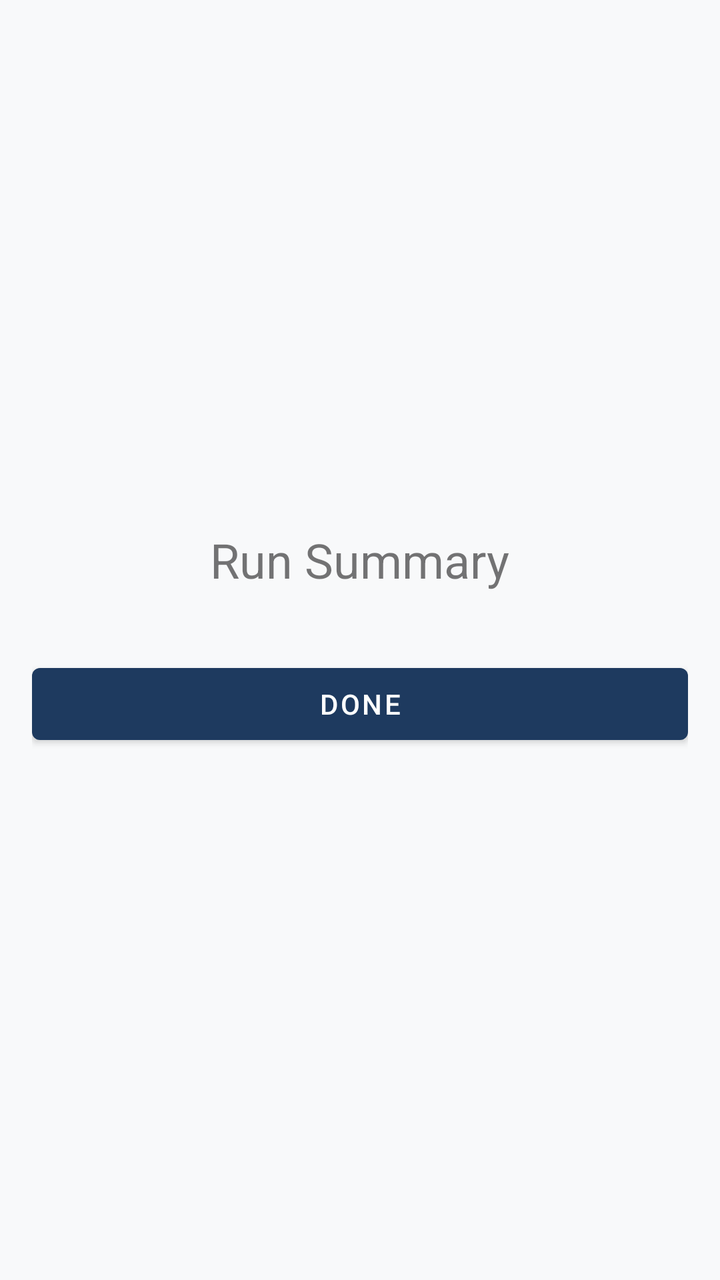
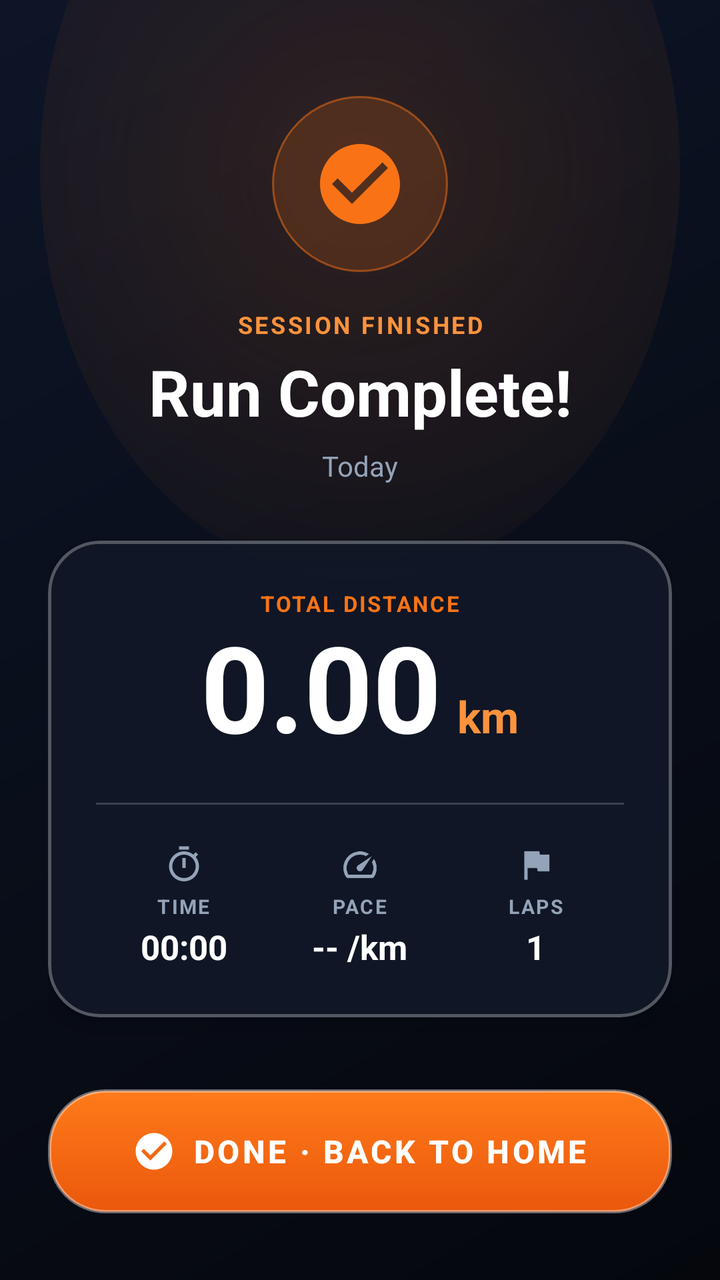

Two renders of the same Android screen: before a commit and after it. Below are the layout's source before the change and the commit's diff.
<!-- AndroidManifest.xml: application theme Theme.ShameTracker -->
<!-- res/layout/fragment_session_summary.xml -->
<?xml version="1.0" encoding="utf-8"?>
<LinearLayout xmlns:android="http://schemas.android.com/apk/res/android"
    android:layout_width="match_parent"
    android:layout_height="match_parent"
    android:orientation="vertical"
    android:padding="16dp"
    android:gravity="center">
    <TextView android:layout_width="wrap_content" android:layout_height="wrap_content" android:text="Run Summary" android:textSize="24sp"/>
    <Button android:id="@+id/btnDone" android:layout_width="match_parent" android:layout_height="wrap_content" android:text="Done" android:layout_marginTop="32dp"/>
</LinearLayout>
<!-- resources referenced by this layout -->
<resources>
  <style name="Theme.ShameTracker" parent="Theme.MaterialComponents.DayNight.NoActionBar">
          <item name="colorPrimary">@color/primary</item>
          <item name="colorPrimaryVariant">@color/primary_variant</item>
          <item name="colorOnPrimary">@color/on_primary</item>
          <item name="colorSecondary">@color/accent</item>
          <item name="colorSecondaryVariant">@color/accent_light</item>
          <item name="android:colorBackground">@color/background</item>
          <item name="colorSurface">@color/surface</item>
          <item name="colorOnSurface">@color/on_surface</item>
          <item name="android:windowBackground">@color/background</item>
          <item name="android:statusBarColor">@color/primary</item>
          <item name="android:navigationBarColor">@color/surface</item>
      </style>
  <color name="primary">#1E3A5F</color>
  <color name="primary_variant">#16304F</color>
  <color name="accent_light">#FED7AA</color>
  <color name="background">#F8F9FA</color>
  <color name="surface">#FFFFFF</color>
  <color name="on_surface">#1A1A2E</color>
  <!-- unchanged entries left out for length: 2 -->
</resources>

<!-- the commit's change to res/layout/fragment_session_summary.xml (unified diff, before → after) -->
@@ -1,10 +1,288 @@
 <?xml version="1.0" encoding="utf-8"?>
-<LinearLayout xmlns:android="http://schemas.android.com/apk/res/android"
+<androidx.core.widget.NestedScrollView
+    xmlns:android="http://schemas.android.com/apk/res/android"
+    xmlns:app="http://schemas.android.com/apk/res-auto"
+    xmlns:tools="http://schemas.android.com/tools"
     android:layout_width="match_parent"
     android:layout_height="match_parent"
-    android:orientation="vertical"
-    android:padding="16dp"
-    android:gravity="center">
-    <TextView android:layout_width="wrap_content" android:layout_height="wrap_content" android:text="Run Summary" android:textSize="24sp"/>
-    <Button android:id="@+id/btnDone" android:layout_width="match_parent" android:layout_height="wrap_content" android:text="Done" android:layout_marginTop="32dp"/>
-</LinearLayout>
+    android:background="@drawable/bg_home_atmosphere"
+    android:fillViewport="true">
+
+    <androidx.constraintlayout.widget.ConstraintLayout
+        android:layout_width="match_parent"
+        android:layout_height="wrap_content"
+        android:paddingHorizontal="24dp"
+        android:paddingTop="48dp"
+        android:paddingBottom="36dp">
+
+        
+        <FrameLayout
+            android:id="@+id/iconBadgeLayout"
+            android:layout_width="88dp"
+            android:layout_height="88dp"
+            android:background="@drawable/bg_glass_chip_accent"
+            app:layout_constraintTop_toTopOf="parent"
+            app:layout_constraintStart_toStartOf="parent"
+            app:layout_constraintEnd_toEndOf="parent">
+
+            <ImageView
+                android:layout_width="48dp"
+                android:layout_height="48dp"
+                android:layout_gravity="center"
+                android:src="@drawable/ic_check_circle"
+                app:tint="@color/accent"
+                android:contentDescription="@null" />
+        </FrameLayout>
+
+        
+        <TextView
+            android:id="@+id/tvSummarySubtitle"
+            android:layout_width="wrap_content"
+            android:layout_height="wrap_content"
+            android:layout_marginTop="18dp"
+            android:text="SESSION FINISHED"
+            android:textSize="12sp"
+            android:textStyle="bold"
+            android:letterSpacing="0.1"
+            android:textColor="@color/accent_light"
+            app:layout_constraintTop_toBottomOf="@id/iconBadgeLayout"
+            app:layout_constraintStart_toStartOf="parent"
+            app:layout_constraintEnd_toEndOf="parent" />
+
+        <TextView
+            android:id="@+id/tvSummaryTitle"
+            android:layout_width="wrap_content"
+            android:layout_height="wrap_content"
+            android:layout_marginTop="4dp"
+            android:text="Run Complete!"
+            android:textSize="32sp"
+            android:textStyle="bold"
+            android:textColor="#FFFFFF"
+            app:layout_constraintTop_toBottomOf="@id/tvSummarySubtitle"
+            app:layout_constraintStart_toStartOf="parent"
+            app:layout_constraintEnd_toEndOf="parent" />
+
+        <TextView
+            android:id="@+id/tvSummaryDate"
+            android:layout_width="wrap_content"
+            android:layout_height="wrap_content"
+            android:layout_marginTop="6dp"
+            android:text="Today"
+            android:textSize="14sp"
+            android:textColor="@color/on_surface_medium"
+            app:layout_constraintTop_toBottomOf="@id/tvSummaryTitle"
+            app:layout_constraintStart_toStartOf="parent"
+            app:layout_constraintEnd_toEndOf="parent" />
+
+        
+        <com.google.android.material.card.MaterialCardView
+            android:id="@+id/cardSummaryDetails"
+            android:layout_width="match_parent"
+            android:layout_height="wrap_content"
+            android:layout_marginTop="28dp"
+            app:cardCornerRadius="26dp"
+            app:cardElevation="6dp"
+            app:cardBackgroundColor="@color/glass_card_surface"
+            app:strokeColor="@color/glass_border_prominent"
+            app:strokeWidth="1.5dp"
+            app:layout_constraintTop_toBottomOf="@id/tvSummaryDate"
+            app:layout_constraintStart_toStartOf="parent"
+            app:layout_constraintEnd_toEndOf="parent">
+
+            <LinearLayout
+                android:layout_width="match_parent"
+                android:layout_height="wrap_content"
+                android:orientation="vertical"
+                android:padding="24dp"
+                android:gravity="center_horizontal">
+
+                
+                <TextView
+                    android:layout_width="wrap_content"
+                    android:layout_height="wrap_content"
+                    android:text="TOTAL DISTANCE"
+                    android:textSize="11sp"
+                    android:textStyle="bold"
+                    android:letterSpacing="0.08"
+                    android:textColor="@color/accent" />
+
+                <LinearLayout
+                    android:layout_width="wrap_content"
+                    android:layout_height="wrap_content"
+                    android:orientation="horizontal"
+                    android:gravity="bottom"
+                    android:baselineAligned="true"
+                    android:layout_marginTop="2dp"
+                    android:layout_marginBottom="20dp">
+
+                    <TextView
+                        android:id="@+id/tvSummaryDistance"
+                        android:layout_width="wrap_content"
+                        android:layout_height="wrap_content"
+                        android:text="0.00"
+                        android:textSize="60sp"
+                        android:textStyle="bold"
+                        android:textColor="#FFFFFF"
+                        android:includeFontPadding="false" />
+
+                    <TextView
+                        android:layout_width="wrap_content"
+                        android:layout_height="wrap_content"
+                        android:layout_marginStart="8dp"
+                        android:text="km"
+                        android:textSize="22sp"
+                        android:textStyle="bold"
+                        android:textColor="@color/accent_light" />
+                </LinearLayout>
+
+                
+                <View
+                    android:layout_width="match_parent"
+                    android:layout_height="1dp"
+                    android:background="@color/glass_border"
+                    android:layout_marginBottom="20dp" />
+
+                
+                <LinearLayout
+                    android:layout_width="match_parent"
+                    android:layout_height="wrap_content"
+                    android:orientation="horizontal"
+                    android:baselineAligned="false"
+                    android:weightSum="3">
+
+                    
+                    <LinearLayout
+                        android:layout_width="0dp"
+                        android:layout_height="wrap_content"
+                        android:layout_weight="1"
+                        android:orientation="vertical"
+                        android:gravity="center">
+
+                        <ImageView
+                            android:layout_width="20dp"
+                            android:layout_height="20dp"
+                            android:src="@drawable/ic_timer"
+                            app:tint="@color/on_surface_medium"
+                            android:contentDescription="@null"
+                            android:layout_marginBottom="4dp" />
+
+                        <TextView
+                            android:layout_width="wrap_content"
+                            android:layout_height="wrap_content"
+                            android:text="TIME"
+                            android:textSize="10sp"
+                            android:textStyle="bold"
+                            android:letterSpacing="0.08"
+                            android:textColor="@color/on_surface_medium" />
+
+                        <TextView
+                            android:id="@+id/tvSummaryDuration"
+                            android:layout_width="wrap_content"
+                            android:layout_height="wrap_content"
+                            android:text="00:00"
+                            android:textSize="17sp"
+                            android:textStyle="bold"
+                            android:textColor="#FFFFFF"
+                            android:layout_marginTop="2dp" />
+                    </LinearLayout>
+
+                    
+                    <LinearLayout
+                        android:layout_width="0dp"
+                        android:layout_height="wrap_content"
+                        android:layout_weight="1"
+                        android:orientation="vertical"
+                        android:gravity="center">
+
+                        <ImageView
+                            android:layout_width="20dp"
+                            android:layout_height="20dp"
+                            android:src="@drawable/ic_speed"
+                            app:tint="@color/on_surface_medium"
+                            android:contentDescription="@null"
+                            android:layout_marginBottom="4dp" />
+
+                        <TextView
+                            android:layout_width="wrap_content"
+                            android:layout_height="wrap_content"
+                            android:text="PACE"
+                            android:textSize="10sp"
+                            android:textStyle="bold"
+                            android:letterSpacing="0.08"
+                            android:textColor="@color/on_surface_medium" />
+
+                        <TextView
+                            android:id="@+id/tvSummaryPace"
+                            android:layout_width="wrap_content"
+                            android:layout_height="wrap_content"
+                            android:text="-- /km"
+                            android:textSize="17sp"
+                            android:textStyle="bold"
+                            android:textColor="#FFFFFF"
+                            android:layout_marginTop="2dp" />
+                    </LinearLayout>
+
+                    
+                    <LinearLayout
+                        android:layout_width="0dp"
+                        android:layout_height="wrap_content"
+                        android:layout_weight="1"
+                        android:orientation="vertical"
+                        android:gravity="center">
+
+                        <ImageView
+                            android:layout_width="20dp"
+                            android:layout_height="20dp"
+                            android:src="@drawable/ic_flag"
+                            app:tint="@color/on_surface_medium"
+                            android:contentDescription="@null"
+                            android:layout_marginBottom="4dp" />
+
+                        <TextView
+                            android:layout_width="wrap_content"
+                            android:layout_height="wrap_content"
+                            android:text="LAPS"
+                            android:textSize="10sp"
+                            android:textStyle="bold"
+                            android:letterSpacing="0.08"
+                            android:textColor="@color/on_surface_medium" />
+
+                        <TextView
+                            android:id="@+id/tvSummaryLaps"
+                            android:layout_width="wrap_content"
+                            android:layout_height="wrap_content"
+                            android:text="1"
+                            android:textSize="17sp"
+                            android:textStyle="bold"
+                            android:textColor="#FFFFFF"
+                            android:layout_marginTop="2dp" />
+                    </LinearLayout>
+
+                </LinearLayout>
+
+            </LinearLayout>
+        </com.google.android.material.card.MaterialCardView>
+
+        
+        <com.google.android.material.button.MaterialButton
+            android:id="@+id/btnDone"
+            android:layout_width="match_parent"
+            android:layout_height="62dp"
+            android:layout_marginTop="36dp"
+            android:text="Done · Back to Home"
+            android:textSize="16sp"
+            android:textStyle="bold"
+            android:textColor="#FFFFFF"
+            android:background="@drawable/bg_button_primary_accent"
+            app:backgroundTint="@null"
+            app:icon="@drawable/ic_check_circle"
+            app:iconTint="#FFFFFF"
+            app:iconSize="22dp"
+            app:iconGravity="textStart"
+            android:elevation="6dp"
+            app:layout_constraintTop_toBottomOf="@id/cardSummaryDetails"
+            app:layout_constraintStart_toStartOf="parent"
+            app:layout_constraintEnd_toEndOf="parent" />
+
+    </androidx.constraintlayout.widget.ConstraintLayout>
+</androidx.core.widget.NestedScrollView>
<!-- resource entries referenced after the edit -->
@@ -9,16 +9,130 @@
           <item name="android:colorBackground">@color/background</item>
           <item name="colorSurface">@color/surface</item>
           <item name="colorOnSurface">@color/on_surface</item>
-          <item name="android:windowBackground">@color/background</item>
-          <item name="android:statusBarColor">@color/primary</item>
-          <item name="android:navigationBarColor">@color/surface</item>
+          <item name="android:windowBackground">@drawable/bg_dark_canvas</item>
+          <item name="android:statusBarColor">#0D1527</item>
+          <item name="android:navigationBarColor">#05070D</item>
+          <item name="android:textColor">@color/on_surface</item>
+          <item name="android:textColorSecondary">@color/on_surface_medium</item>
       </style>
-  <color name="primary">#1E3A5F</color>
-  <color name="primary_variant">#16304F</color>
-  <color name="accent_light">#FED7AA</color>
-  <color name="background">#F8F9FA</color>
-  <color name="surface">#FFFFFF</color>
-  <color name="on_surface">#1A1A2E</color>
+  <color name="primary">#0F172A</color>
+  <color name="primary_variant">#080C14</color>
+  <color name="accent_light">#FB923C</color>
+  <color name="glass_border">#2EFFFFFF</color>
+  <color name="glass_border_prominent">#47FFFFFF</color>
+  <color name="glass_card_surface">#E6111827</color>
+  <color name="on_surface_medium">#94A3B8</color>
+  <!-- drawable bg_button_primary_accent (drawable) -->
+  <?xml version="1.0" encoding="utf-8"?>
+  <ripple xmlns:android="http://schemas.android.com/apk/res/android"
+      android:color="#4DFFFFFF">
+      <item>
+          <shape android:shape="rectangle">
+              <corners android:radius="28dp" />
+              <gradient
+                  android:type="linear"
+                  android:angle="90"
+                  android:startColor="#EA580C"
+                  android:endColor="#FF7A1A" />
+              <stroke
+                  android:width="1.5dp"
+                  android:color="#66FFFFFF" />
+          </shape>
+      </item>
+  </ripple>
+  <!-- drawable bg_glass_chip_accent (drawable) -->
+  <?xml version="1.0" encoding="utf-8"?>
+  <shape xmlns:android="http://schemas.android.com/apk/res/android"
+      android:shape="rectangle">
+      <corners android:radius="100dp" />
+      <solid android:color="#2DF97316" />
+      <stroke
+          android:width="1dp"
+          android:color="#80F97316" />
+  </shape>
+  <!-- drawable bg_home_atmosphere (drawable) -->
+  <?xml version="1.0" encoding="utf-8"?>
+  <layer-list xmlns:android="http://schemas.android.com/apk/res/android">
+      
+      <item>
+          <shape android:shape="rectangle">
+              <gradient
+                  android:type="linear"
+                  android:angle="315"
+                  android:startColor="#0D1527"
+                  android:centerColor="#090E1A"
+                  android:endColor="#05070D" />
+          </shape>
+      </item>
+      
+      <item
+          android:top="-120dp"
+          android:left="20dp"
+          android:right="20dp"
+          android:bottom="350dp">
+          <shape android:shape="oval">
+              <gradient
+                  android:type="radial"
+                  android:gradientRadius="260dp"
+                  android:startColor="#26F97316"
+                  android:endColor="#00000000" />
+          </shape>
+      </item>
+  </layer-list>
+  <!-- drawable ic_check_circle (drawable) -->
+  <vector xmlns:android="http://schemas.android.com/apk/res/android"
+      android:width="24dp"
+      android:height="24dp"
+      android:viewportWidth="24"
+      android:viewportHeight="24">
+      <path
+          android:fillColor="#FFFFFFFF"
+          android:pathData="M12,2C6.48,2 2,6.48 2,12s4.48,10 10,10 10,-4.48 10,-10S17.52,2 12,2zm-2,15l-5,-5 1.41,-1.41L10,14.17l7.59,-7.59L19,8l-9,9z"/>
+  </vector>
+  <!-- drawable ic_flag (drawable) -->
+  <vector xmlns:android="http://schemas.android.com/apk/res/android"
+      android:width="24dp"
+      android:height="24dp"
+      android:viewportWidth="24"
+      android:viewportHeight="24">
+      <path
+          android:fillColor="#FFFFFFFF"
+          android:pathData="M14.4,6L14,4H5v17h2v-7h5.6l0.4,2h7V6h-6z"/>
+  </vector>
+  <!-- drawable ic_speed (drawable) -->
+  <vector xmlns:android="http://schemas.android.com/apk/res/android"
+      android:width="24dp"
+      android:height="24dp"
+      android:viewportWidth="24"
+      android:viewportHeight="24">
+      <path
+          android:fillColor="#FFFFFFFF"
+          android:pathData="M20.38,8.57l-1.23,1.85a8,8 0 0,1 -0.22,7.58H5.07A8,8 0 0,1 15.58,6.85l1.85,-1.23A10,10 0 0,0 3.35,19a2,2 0 0,0 1.72,1h13.85a2,2 0 0,0 1.74,-1 10,10 0 0,0 -0.27,-10.44zM10.59,15.41a2,2 0 0,0 2.83,0l5.66,-8.49 -8.49,5.66a2,2 0 0,0 0,2.83z"/>
+  </vector>
+  <!-- drawable ic_timer (drawable) -->
+  <vector xmlns:android="http://schemas.android.com/apk/res/android"
+      android:width="24dp"
+      android:height="24dp"
+      android:viewportWidth="24"
+      android:viewportHeight="24">
+      <path
+          android:fillColor="#FFFFFFFF"
+          android:pathData="M15,1H9v2h6V1zm-4,13h2V8h-2v6zm8.03,-6.61l1.42,-1.42c-0.43,-0.51 -0.9,-0.99 -1.41,-1.41l-1.42,1.42C16.07,4.74 14.12,4 12,4c-4.97,0 -9,4.03 -9,9s4.02,9 9,9 9,-4.03 9,-9c0,-2.12 -0.74,-4.07 -1.97,-5.61zM12,20c-3.87,0 -7,-3.13 -7,-7s3.13,-7 7,-7 7,3.13 7,7 -3.13,7 -7,7z"/>
+  </vector>
+  <color name="background">#080C14</color>
+  <color name="surface">#111827</color>
+  <color name="on_surface">#FFFFFF</color>
+  <!-- drawable bg_dark_canvas (drawable) -->
+  <?xml version="1.0" encoding="utf-8"?>
+  <shape xmlns:android="http://schemas.android.com/apk/res/android"
+      android:shape="rectangle">
+      <gradient
+          android:type="linear"
+          android:angle="315"
+          android:startColor="#0D1527"
+          android:centerColor="#090E1A"
+          android:endColor="#05070D" />
+  </shape>
   <!-- unchanged entries left out for length: 2 -->
 </resources>
 
